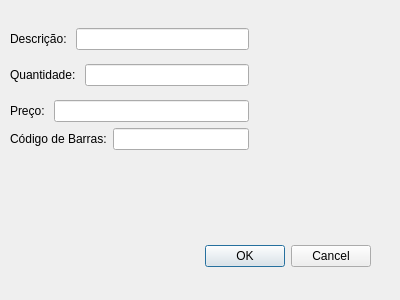
The window that alterarproduto.ui (GabR36/QEstoqueLoja) describes before a commit, drawn with Qt 5.
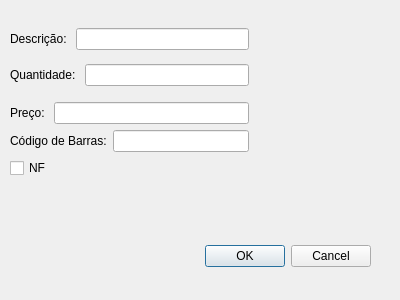
The same window after the commit.

Commit message: interface checkbox nf alterar e adicionar

Patch:
```diff
--- a/alterarproduto.ui
+++ b/alterarproduto.ui
@@ -35,7 +35,7 @@
      <x>10</x>
      <y>20</y>
      <width>239</width>
-     <height>130</height>
+     <height>158</height>
     </rect>
    </property>
    <layout class="QVBoxLayout" name="verticalLayout_2">
@@ -102,6 +102,13 @@
       </item>
      </layout>
     </item>
+    <item>
+     <widget class="QCheckBox" name="Check_AltNf">
+      <property name="text">
+       <string>NF</string>
+      </property>
+     </widget>
+    </item>
    </layout>
   </widget>
  </widget>
```
The commit also changes 1 other file.
